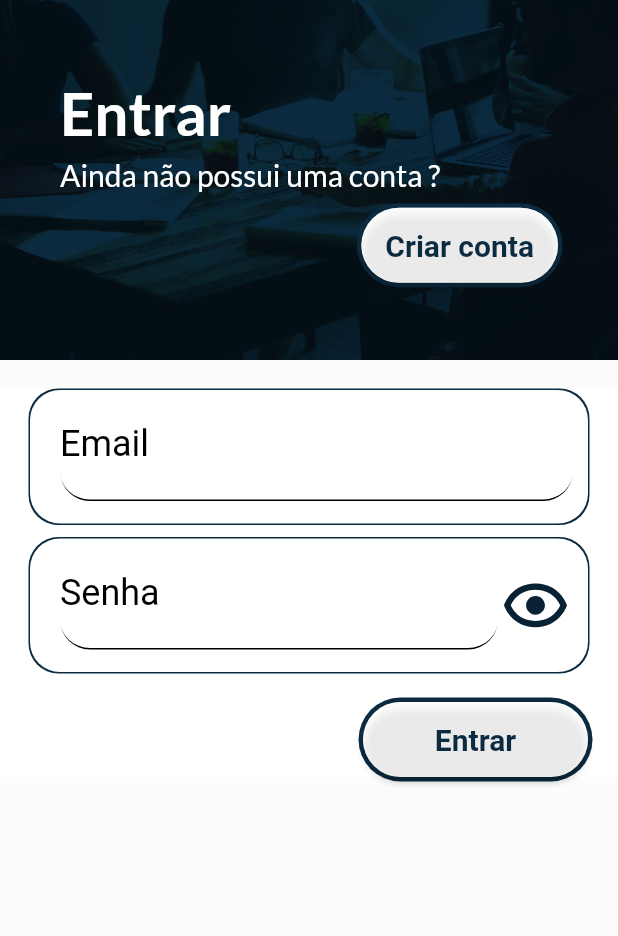
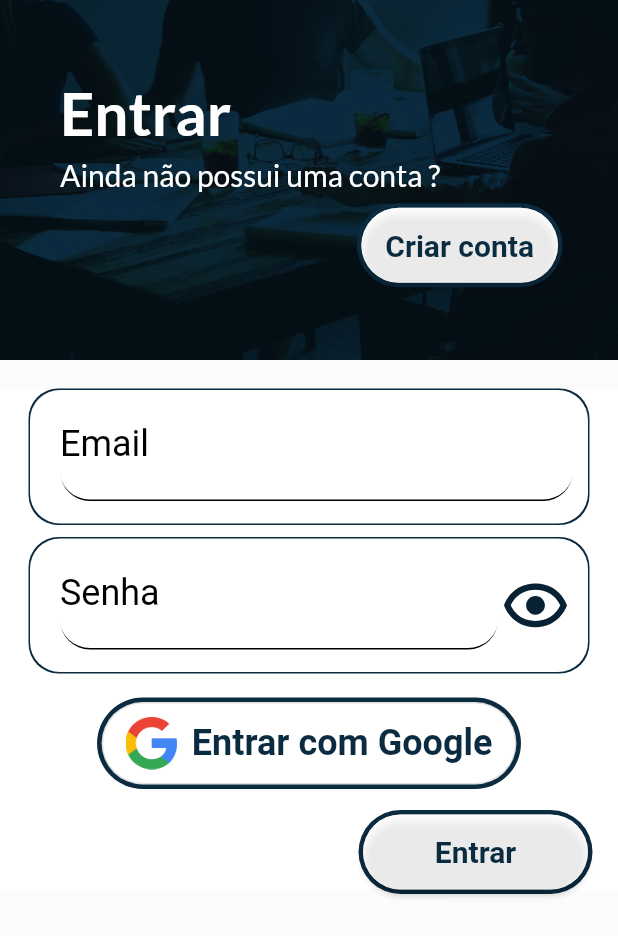
Before and after one commit to guicrisostomo/hour, a Flutter app: the Login screen opened by its route, on a phone screen of 412 x 824 dp. Shown: the top 936 px of the screen. Run offline on Flutter 3.47's test engine with Material 2 defaults, Android fonts, the light colour scheme and no system bars; our stand-ins replace cloud_firestore, firebase_auth, firebase_core, flutter_dotenv, flutter_svg, google_fonts and 1 more; missing offline and left inert: dart:html; accounts and stored records are empty.

Commit message:
feat: add image google to screen login

```diff
--- a/lib/view/pages/login.dart
+++ b/lib/view/pages/login.dart
@@ -1,6 +1,7 @@
 import 'package:flutter/material.dart';
 import 'package:google_fonts/google_fonts.dart';
 import 'package:hour/view/widgets/button.dart';
+import 'package:hour/view/widgets/googleButton.dart';
 import 'package:hour/view/widgets/textFieldEmail.dart';
 import 'package:hour/view/widgets/textFieldPassword.dart';
 import 'package:hour/globals.dart' as globals;
@@ -104,6 +105,10 @@ class _LoginState extends State<Login> {
 
                     const SizedBox(height: 20),
 
+                    GoogleAuthButton(),
+
+                    const SizedBox(height: 20),
+
                     Container(
                       alignment: Alignment.centerRight,
                       child: button('Entrar', 150, 50, logIn)
```
